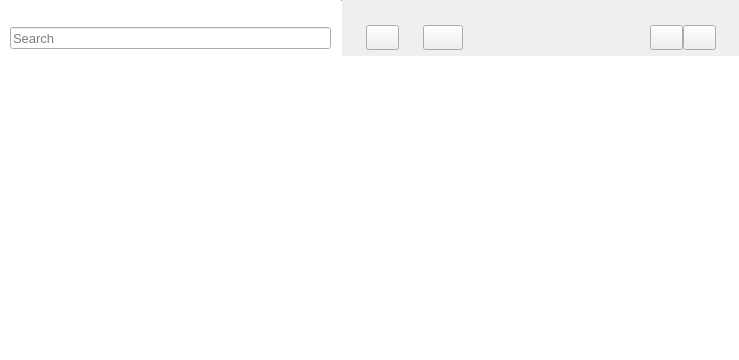
Above: src/mainwindow.ui from nuttyartist/notes before the change. Below: the same form after it.
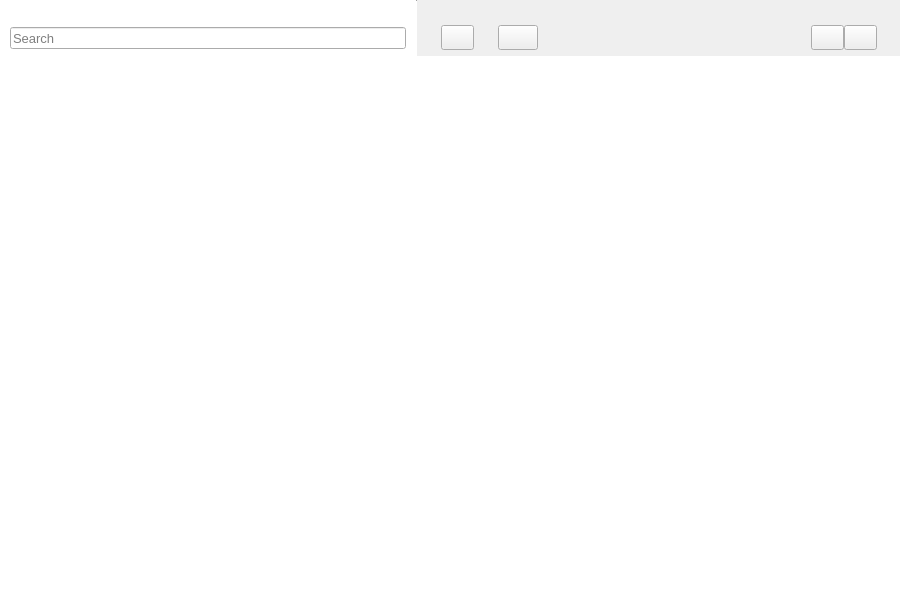
That is the form after the change. Icons and pictures are not drawn. Custom widgets are drawn as their Qt base class.

Commit message: Restore editor settings

Diff of the .ui file:
```diff
--- a/src/mainwindow.ui
+++ b/src/mainwindow.ui
@@ -6,8 +6,8 @@
    <rect>
     <x>0</x>
     <y>0</y>
-    <width>739</width>
-    <height>360</height>
+    <width>900</width>
+    <height>600</height>
    </rect>
   </property>
   <property name="sizePolicy">
```
The commit also changes 1 other file.
